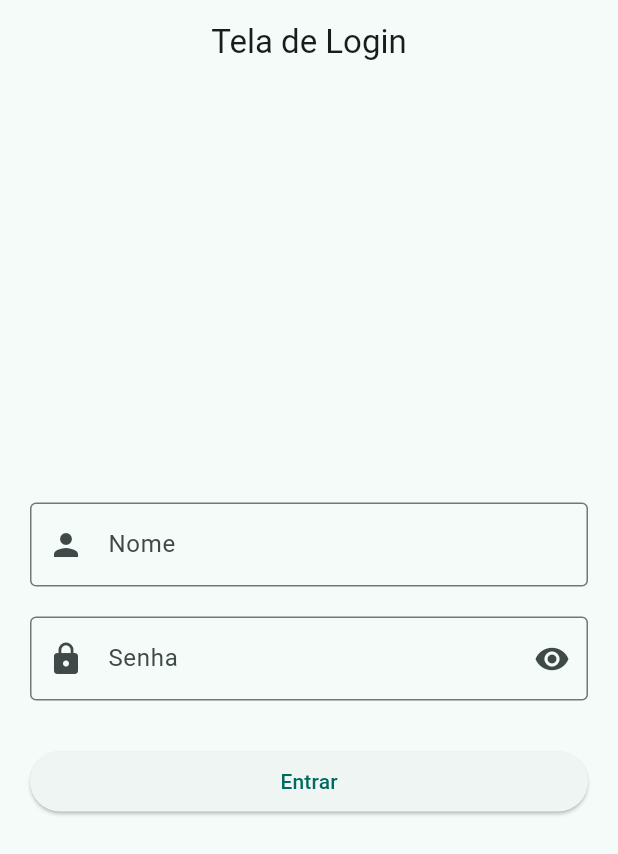
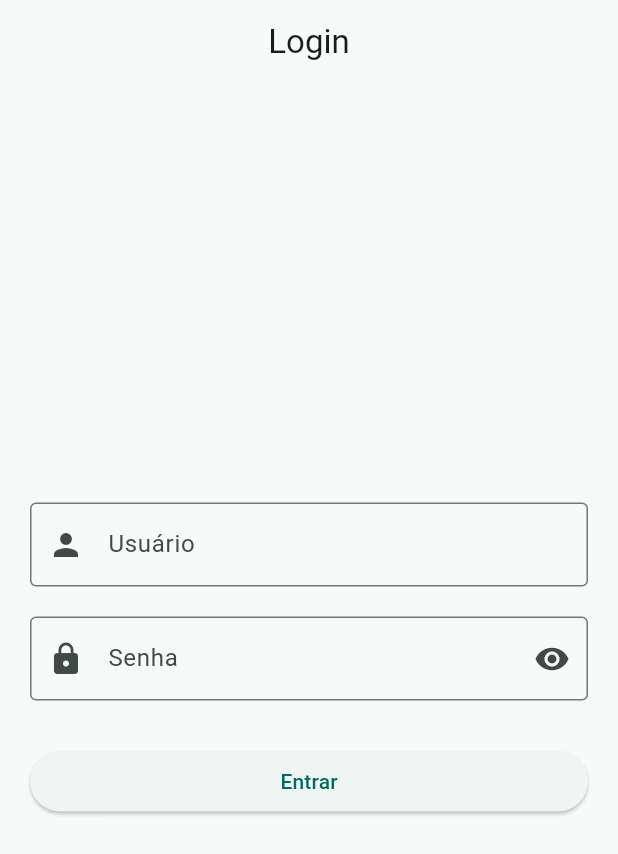
Before and after one commit to pauloandfr-create/artesanato, a Flutter app: the screen it shows after launch, on a phone screen of 412 x 824 dp. Shown: the top 854 px of the screen. Run offline on Flutter 3.47's test engine with Material 3 defaults, Android fonts, the phone set to English and light mode, and no system bars; our stand-ins replace image_picker.

Commit message:
Melhora textos para português

```diff
--- a/lib/screens/home_page.dart
+++ b/lib/screens/home_page.dart
@@ -57,7 +57,7 @@ class _HomePageState extends State<HomePage> {
 
   ScaffoldMessenger.of(context).showSnackBar(
     const SnackBar(
-      content: Text('Não foi possível escolher a logo da loja.'),
+      content: Text('Não foi possível selecionar a logo da loja.'),
         ),
       );
     }
@@ -174,7 +174,7 @@ class _HomePageState extends State<HomePage> {
             Expanded(
               child: produtos.isEmpty
                   ? const Center(
-                      child: Text('Nenhum produto cadastrado.'),
+                      child: Text('Nenhum produto cadastrado ainda.'),
                     )
                   : ListView.builder(
                       itemCount: produtos.length,
--- a/lib/screens/login.dart
+++ b/lib/screens/login.dart
@@ -43,7 +43,7 @@ class _TelaLoginState extends State<TelaLogin> {
       // Mostra uma mensagem caso o login esteja incorreto
       ScaffoldMessenger.of(context).showSnackBar(
         const SnackBar(
-          content: Text("Nome ou senha incorretos."),
+          content: Text("Usuário ou senha incorretos."),
         ),
       );
     }
@@ -60,7 +60,7 @@ class _TelaLoginState extends State<TelaLogin> {
   Widget build(BuildContext context) {
     return Scaffold(
       appBar: AppBar(
-        title: const Text("Tela de Login"),
+        title: const Text("Login"),
         centerTitle: true,
       ),
       body: Padding(
@@ -72,7 +72,7 @@ class _TelaLoginState extends State<TelaLogin> {
             TextField(
               controller: controladorNome,
               decoration: const InputDecoration(
-                labelText: "Nome",
+                labelText: "Usuário",
                 border: OutlineInputBorder(),
                 prefixIcon: Icon(Icons.person),
               ),
--- a/lib/widgets/card_produto.dart
+++ b/lib/widgets/card_produto.dart
@@ -97,14 +97,14 @@ class CardProduto extends StatelessWidget {
             // Botão para editar o produto
             IconButton(
               onPressed: aoEditar,
-              tooltip: 'Editar',
+              tooltip: 'Editar produto',
               icon: const Icon(Icons.edit),
             ),
 
             // Botão para excluir o produto
             IconButton(
               onPressed: aoExcluir,
-              tooltip: 'Excluir',
+              tooltip: 'Excluir produto',
               icon: const Icon(
                 Icons.delete,
                 color: Colors.red,
```
Also changed, not shown: lib/screens/cadastro_produto.dart (+5 -5 lines), 1 other file.
